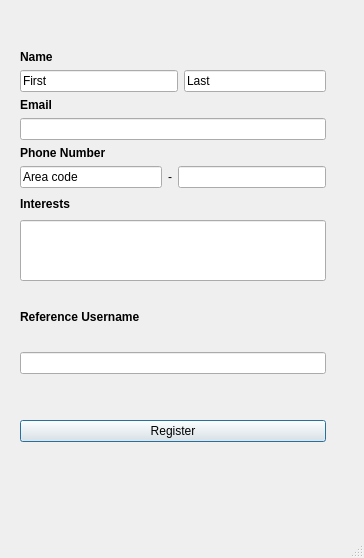
This is GUIs/Register.ui in tislam35/322-Software-Engineering-Project as Qt 5 draws it before an edit. The edited form follows.
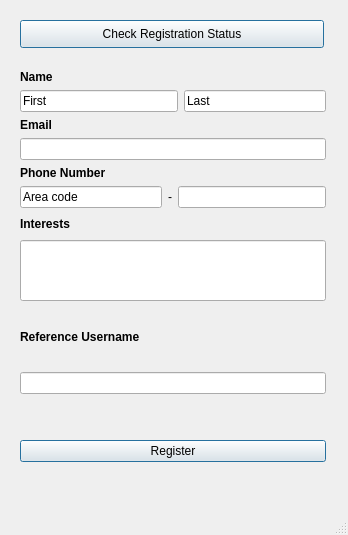
This is the edited form.

Commit message: Edited Register.py but with bug

The edit to the form file:
```diff
--- a/GUIs/Register.ui
+++ b/GUIs/Register.ui
@@ -6,8 +6,8 @@
    <rect>
     <x>0</x>
     <y>0</y>
-    <width>364</width>
-    <height>558</height>
+    <width>348</width>
+    <height>535</height>
    </rect>
   </property>
   <property name="windowTitle">
@@ -18,7 +18,7 @@
     <property name="geometry">
      <rect>
       <x>20</x>
-      <y>50</y>
+      <y>70</y>
       <width>306</width>
       <height>392</height>
      </rect>
@@ -184,6 +184,22 @@
      </item>
     </layout>
    </widget>
+   <widget class="QPushButton" name="pushButton_2">
+    <property name="geometry">
+     <rect>
+      <x>20</x>
+      <y>20</y>
+      <width>304</width>
+      <height>28</height>
+     </rect>
+    </property>
+    <property name="text">
+     <string>Check Registration Status</string>
+    </property>
+    <property name="default">
+     <bool>true</bool>
+    </property>
+   </widget>
   </widget>
   <widget class="QStatusBar" name="statusbar"/>
  </widget>
```
The commit also changes 3 other files.
